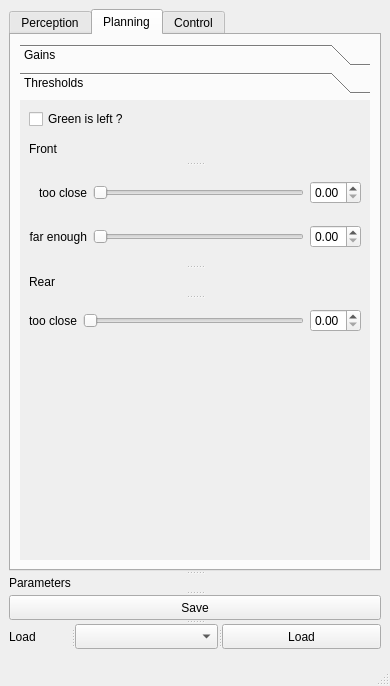
The window that perception_bolide/src_vizu/gui/ui_files/uiapp.ui (SorbonneUniversityBolideContributors/course_2024_pkgs) describes before a commit, drawn with Qt 5.
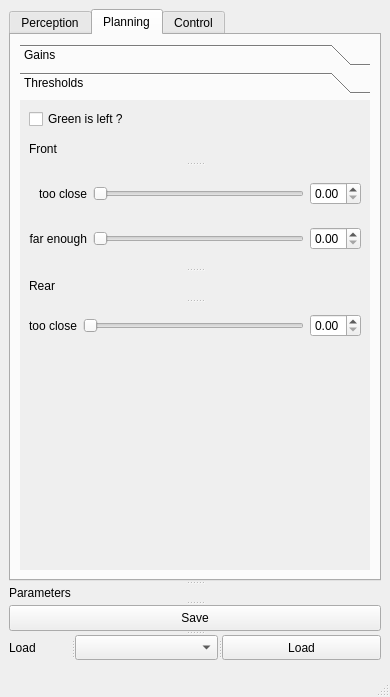
The same window after the commit. The open tabs and pages were chosen to show the change.

What changed in the file:
```diff
--- a/perception_bolide/src_vizu/gui/ui_files/uiapp.ui
+++ b/perception_bolide/src_vizu/gui/ui_files/uiapp.ui
@@ -7,7 +7,7 @@
     <x>0</x>
     <y>0</y>
     <width>390</width>
-    <height>686</height>
+    <height>697</height>
    </rect>
   </property>
   <property name="windowTitle">
@@ -689,6 +689,14 @@
             </layout>
            </widget>
            <widget class="QWidget" name="page_4">
+            <property name="geometry">
+             <rect>
+              <x>0</x>
+              <y>0</y>
+              <width>182</width>
+              <height>198</height>
+             </rect>
+            </property>
             <attribute name="label">
              <string>Thresholds</string>
             </attribute>
```
Left out of the diff: 12 changed lines with no effect on the pictures.
